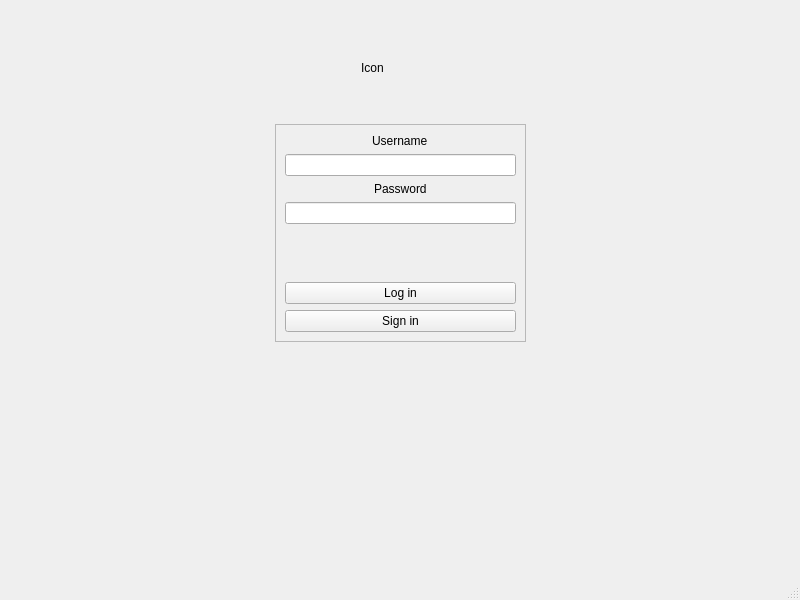
Before: the Qt Designer form QtClient/loginwindow.ui in Aitorsan/ThorChatServer, drawn with Qt 5.
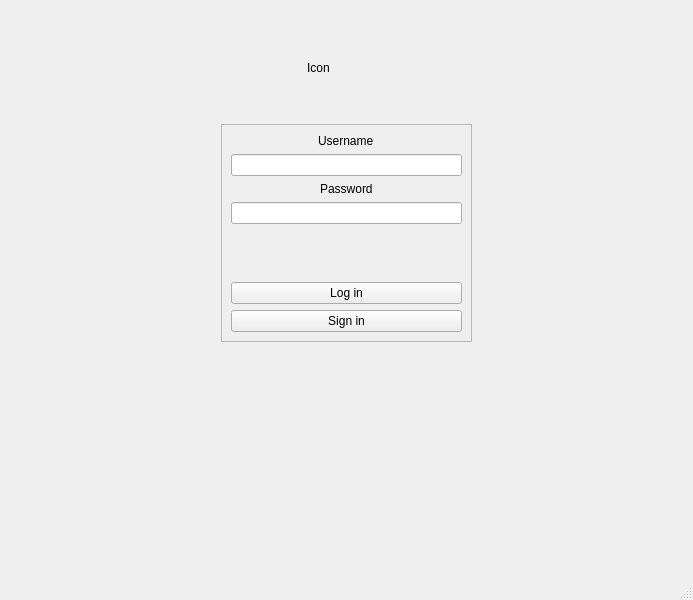
After: the same form once the commit is applied.

Patch:
```diff
--- a/QtClient/loginwindow.ui
+++ b/QtClient/loginwindow.ui
@@ -6,7 +6,7 @@
    <rect>
     <x>0</x>
     <y>0</y>
-    <width>800</width>
+    <width>693</width>
     <height>600</height>
    </rect>
   </property>
```
Left out of the diff: 5 changed lines with no effect on the pictures.
